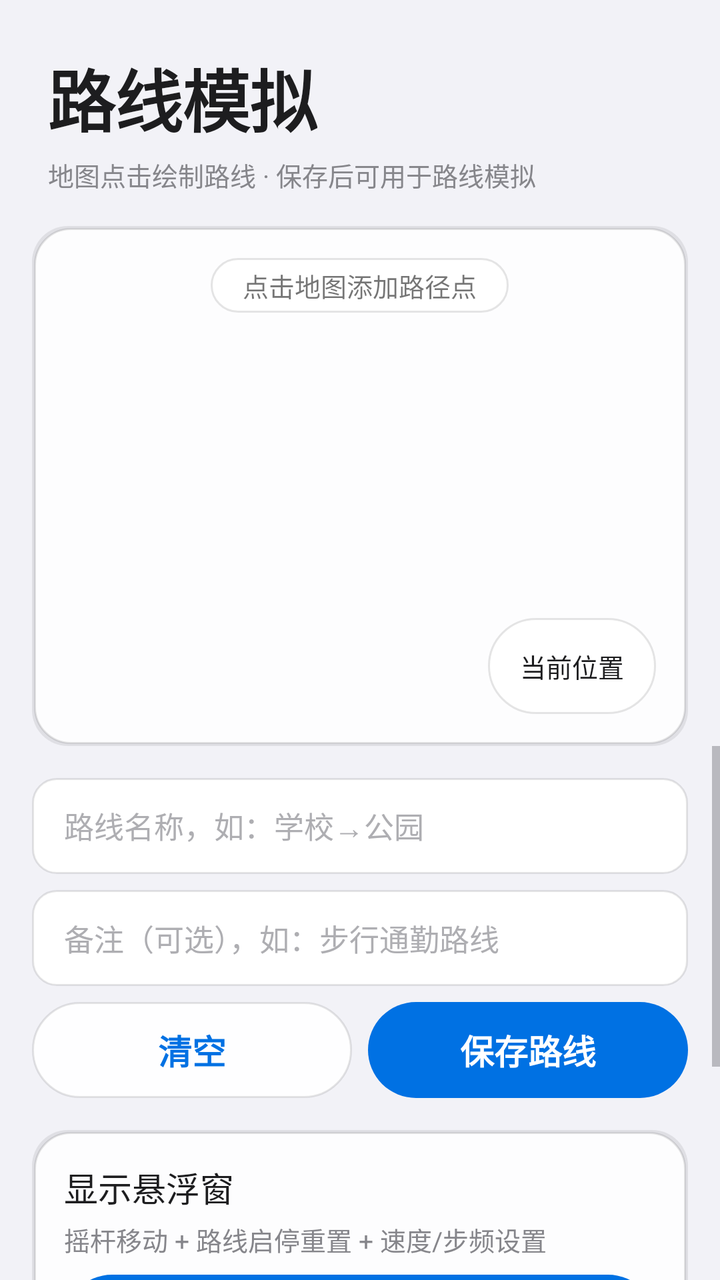
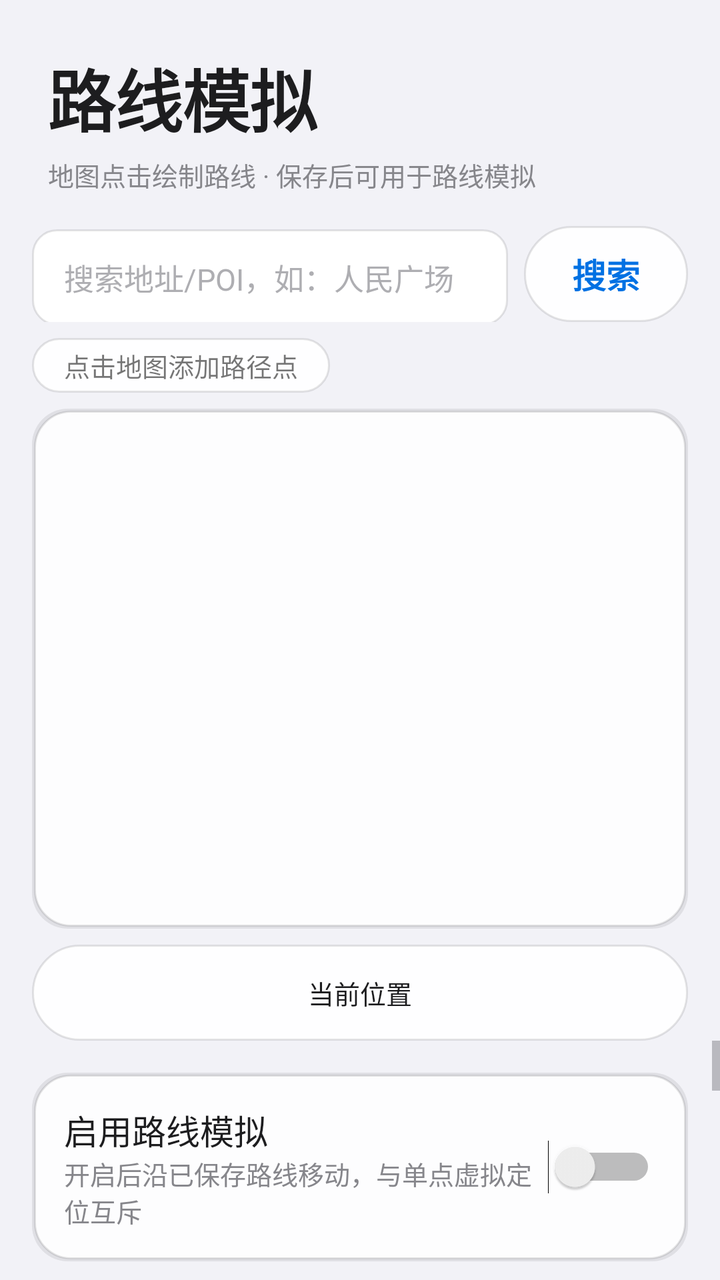

Before-and-after screenshots of an Android layout around one commit, followed by the original layout XML and the change that was made.
<!-- AndroidManifest.xml: application theme Theme.ZVirtualEnv -->
<!-- res/layout/fragment_route.xml -->
<?xml version="1.0" encoding="utf-8"?>
<LinearLayout xmlns:android="http://schemas.android.com/apk/res/android"
    android:layout_width="match_parent"
    android:layout_height="match_parent"
    android:orientation="vertical">

    <LinearLayout
        android:layout_width="match_parent"
        android:layout_height="wrap_content"
        android:orientation="vertical"
        android:paddingStart="@dimen/space_lg"
        android:paddingTop="@dimen/space_lg"
        android:paddingEnd="@dimen/space_lg">

        <TextView
            android:layout_width="wrap_content"
            android:layout_height="wrap_content"
            android:text="@string/route_title"
            style="@style/Text.Hero" />

        <TextView
            android:layout_width="wrap_content"
            android:layout_height="wrap_content"
            android:layout_marginTop="@dimen/space_xs"
            android:text="@string/route_subtitle"
            style="@style/Text.Caption" />
    </LinearLayout>

    <FrameLayout
        android:layout_width="match_parent"
        android:layout_height="260dp"
        android:layout_marginStart="@dimen/space_md"
        android:layout_marginTop="@dimen/space_md"
        android:layout_marginEnd="@dimen/space_md"
        android:background="@drawable/bg_card">

        
        <FrameLayout
            android:id="@+id/mapContainer"
            android:layout_width="match_parent"
            android:layout_height="match_parent" />

        
        <LinearLayout
            android:id="@+id/privacyPrompt"
            android:layout_width="match_parent"
            android:layout_height="match_parent"
            android:background="@color/bg_secondary"
            android:gravity="center"
            android:orientation="vertical"
            android:padding="@dimen/space_lg"
            android:visibility="gone">

            <TextView
                android:layout_width="wrap_content"
                android:layout_height="wrap_content"
                android:gravity="center"
                android:text="@string/route_privacy_prompt"
                android:textColor="@color/text_secondary"
                android:textSize="@dimen/text_body" />
        </LinearLayout>

        
        <TextView
            android:id="@+id/drawHint"
            android:layout_width="wrap_content"
            android:layout_height="wrap_content"
            android:layout_gravity="top|center_horizontal"
            android:layout_marginTop="@dimen/space_md"
            android:background="@drawable/bg_pill_secondary"
            android:paddingStart="@dimen/space_md"
            android:paddingTop="@dimen/space_xs"
            android:paddingEnd="@dimen/space_md"
            android:paddingBottom="@dimen/space_xs"
            android:text="@string/route_draw_hint"
            android:textSize="@dimen/text_caption" />

        
        <Button
            android:id="@+id/locateButton"
            android:layout_width="wrap_content"
            android:layout_height="wrap_content"
            android:layout_gravity="bottom|end"
            android:layout_margin="@dimen/space_md"
            android:background="@drawable/bg_pill_secondary"
            android:minWidth="0dp"
            android:paddingStart="@dimen/space_md"
            android:paddingEnd="@dimen/space_md"
            android:text="@string/route_locate"
            android:textSize="@dimen/text_caption" />
    </FrameLayout>

    <ScrollView
        android:layout_width="match_parent"
        android:layout_height="0dp"
        android:layout_weight="1"
        android:overScrollMode="never">

        <LinearLayout
            android:layout_width="match_parent"
            android:layout_height="wrap_content"
            android:orientation="vertical"
            android:padding="@dimen/space_md">

            <EditText
                android:id="@+id/routeNameInput"
                android:layout_width="match_parent"
                android:layout_height="wrap_content"
                android:hint="@string/route_name_hint"
                style="@style/EditText.Field" />

            <EditText
                android:id="@+id/routeRemarkInput"
                android:layout_width="match_parent"
                android:layout_height="wrap_content"
                android:layout_marginTop="@dimen/space_sm"
                android:hint="@string/route_remark_hint"
                style="@style/EditText.Field" />

            <LinearLayout
                android:layout_width="match_parent"
                android:layout_height="wrap_content"
                android:layout_marginTop="@dimen/space_sm"
                android:orientation="horizontal">

                <Button
                    android:id="@+id/clearButton"
                    android:layout_width="0dp"
                    android:layout_height="wrap_content"
                    android:layout_marginEnd="@dimen/space_xs"
                    android:layout_weight="1"
                    android:text="@string/route_clear"
                    style="@style/Button.Pill.Secondary" />

                <Button
                    android:id="@+id/saveButton"
                    android:layout_width="0dp"
                    android:layout_height="wrap_content"
                    android:layout_marginStart="@dimen/space_xs"
                    android:layout_weight="1"
                    android:text="@string/route_save"
                    style="@style/Button.Pill" />
            </LinearLayout>

            
            <LinearLayout
                android:layout_width="match_parent"
                android:layout_height="wrap_content"
                android:layout_marginTop="@dimen/space_md"
                android:background="@drawable/bg_card"
                android:orientation="vertical"
                android:padding="@dimen/space_md">

                <TextView
                    android:layout_width="wrap_content"
                    android:layout_height="wrap_content"
                    android:text="@string/float_open"
                    style="@style/Text.Headline" />

                <TextView
                    android:layout_width="wrap_content"
                    android:layout_height="wrap_content"
                    android:layout_marginTop="@dimen/space_xs"
                    android:text="@string/float_open_desc"
                    style="@style/Text.Caption" />

                <Button
                    android:id="@+id/floatWindowButton"
                    android:layout_width="match_parent"
                    android:layout_height="wrap_content"
                    android:layout_marginTop="@dimen/space_sm"
                    android:text="@string/float_open"
                    style="@style/Button.Pill" />
            </LinearLayout>

            <LinearLayout
                android:layout_width="match_parent"
                android:layout_height="wrap_content"
                android:layout_marginTop="@dimen/space_md"
                android:background="@drawable/bg_card"
                android:orientation="vertical"
                android:padding="@dimen/space_md">

                <TextView
                    android:layout_width="wrap_content"
                    android:layout_height="wrap_content"
                    android:text="@string/route_saved_title"
                    style="@style/Text.Headline" />

                <TextView
                    android:id="@+id/savedRoutesEmpty"
                    android:layout_width="match_parent"
                    android:layout_height="wrap_content"
                    android:layout_marginTop="@dimen/space_sm"
                    android:text="@string/route_saved_empty"
                    android:textColor="@color/text_secondary"
                    style="@style/Text.Caption" />

                <LinearLayout
                    android:id="@+id/savedRouteList"
                    android:layout_width="match_parent"
                    android:layout_height="wrap_content"
                    android:orientation="vertical" />
            </LinearLayout>
        </LinearLayout>
    </ScrollView>
</LinearLayout>
<!-- resources referenced by this layout -->
<resources>
  <color name="bg_secondary">#FFFFFF</color>
  <color name="text_secondary">#86868B</color>
  <dimen name="space_lg">24dp</dimen>
  <dimen name="space_md">16dp</dimen>
  <dimen name="space_sm">8dp</dimen>
  <dimen name="space_xs">4dp</dimen>
  <dimen name="text_body">15sp</dimen>
  <dimen name="text_caption">13sp</dimen>
  <string name="float_open">显示悬浮窗</string>
  <string name="float_open_desc">摇杆移动 + 路线启停重置 + 速度/步频设置</string>
  <string name="route_clear">清空</string>
  <string name="route_draw_hint">点击地图添加路径点</string>
  <string name="route_locate">当前位置</string>
  <string name="route_name_hint">路线名称，如：学校→公园</string>
  <string name="route_privacy_prompt">地图功能需要先阅读并同意高德隐私政策\n请前往「设置」页勾选同意后返回</string>
  <string name="route_remark_hint">备注（可选），如：步行通勤路线</string>
  <string name="route_save">保存路线</string>
  <string name="route_saved_empty">暂无已保存路线</string>
  <string name="route_saved_title">已保存路线</string>
  <string name="route_subtitle">地图点击绘制路线 · 保存后可用于路线模拟</string>
  <string name="route_title">路线模拟</string>
  <style name="Button.Pill" parent="">
          <item name="android:background">@drawable/bg_pill</item>
          <item name="android:minHeight">@dimen/touch_min</item>
          <item name="android:textColor">@color/bg_secondary</item>
          <item name="android:textSize">@dimen/text_headline</item>
          <item name="android:textStyle">bold</item>
          <item name="android:stateListAnimator">@null</item>
          <item name="android:paddingStart">@dimen/space_lg</item>
          <item name="android:paddingEnd">@dimen/space_lg</item>
      </style>
  <style name="EditText.Field" parent="">
          <item name="android:background">@drawable/bg_field</item>
          <item name="android:minHeight">@dimen/touch_min</item>
          <item name="android:paddingStart">@dimen/space_md</item>
          <item name="android:paddingEnd">@dimen/space_md</item>
          <item name="android:textSize">@dimen/text_body</item>
          <item name="android:textColor">@color/text_primary</item>
          <item name="android:textColorHint">@color/text_tertiary</item>
      </style>
  <style name="Text.Caption" parent="android:TextAppearance.Material">
          <item name="android:textSize">@dimen/text_caption</item>
          <item name="android:textColor">@color/text_secondary</item>
      </style>
  <style name="Text.Headline" parent="android:TextAppearance.Material">
          <item name="android:textSize">@dimen/text_headline</item>
          <item name="android:textStyle">normal</item>
          <item name="android:textColor">@color/text_primary</item>
      </style>
  <style name="Text.Hero" parent="android:TextAppearance.Material">
          <item name="android:textSize">@dimen/text_hero</item>
          <item name="android:textStyle">bold</item>
          <item name="android:textColor">@color/text_primary</item>
          <item name="android:letterSpacing">-0.01</item>
      </style>
  <dimen name="radius_card">18dp</dimen>
  <color name="glass_shadow">#14000000</color>
  <color name="card_fill">#F2FFFFFF</color>
  <color name="card_border">#1A000000</color>
  <dimen name="radius_pill">980dp</dimen>
  <color name="bg_tertiary">#E5E5EA</color>
  <dimen name="touch_min">48dp</dimen>
  <dimen name="text_headline">17sp</dimen>
  <color name="accent">#0071E3</color>
  <color name="text_primary">#1D1D1F</color>
  <color name="text_tertiary">#AEAEB2</color>
  <dimen name="text_hero">34sp</dimen>
  <color name="bg_primary">#F2F2F7</color>
  <color name="accent_press">#0A5DC2</color>
  <dimen name="radius_control">12dp</dimen>
  <!-- unchanged entries left out for length: 6 -->
</resources>

<!-- the commit's change to res/layout/fragment_route.xml (unified diff, before → after) -->
@@ -26,11 +26,69 @@
             style="@style/Text.Caption" />
     </LinearLayout>
 
+    
+    <LinearLayout
+        android:layout_width="match_parent"
+        android:layout_height="wrap_content"
+        android:layout_marginStart="@dimen/space_md"
+        android:layout_marginTop="@dimen/space_md"
+        android:layout_marginEnd="@dimen/space_md"
+        android:orientation="horizontal">
+
+        <EditText
+            android:id="@+id/searchInput"
+            android:layout_width="0dp"
+            android:layout_height="wrap_content"
+            android:layout_weight="1"
+            android:hint="@string/location_search_hint"
+            android:imeOptions="actionSearch"
+            android:inputType="text"
+            android:maxLines="1"
+            style="@style/EditText.Field" />
+
+        <Button
+            android:id="@+id/searchButton"
+            android:layout_width="wrap_content"
+            android:layout_height="wrap_content"
+            android:layout_marginStart="@dimen/space_sm"
+            android:minWidth="0dp"
+            android:text="@string/location_search"
+            style="@style/Button.Pill.Secondary" />
+    </LinearLayout>
+
+    
+    <LinearLayout
+        android:id="@+id/searchResults"
+        android:layout_width="match_parent"
+        android:layout_height="wrap_content"
+        android:layout_marginStart="@dimen/space_md"
+        android:layout_marginTop="@dimen/space_sm"
+        android:layout_marginEnd="@dimen/space_md"
+        android:background="@drawable/bg_card"
+        android:orientation="vertical"
+        android:visibility="gone" />
+
+    
+    <TextView
+        android:id="@+id/drawHint"
+        android:layout_width="wrap_content"
+        android:layout_height="wrap_content"
+        android:layout_marginStart="@dimen/space_md"
+        android:layout_marginTop="@dimen/space_sm"
+        android:layout_marginEnd="@dimen/space_md"
+        android:background="@drawable/bg_pill_secondary"
+        android:paddingStart="@dimen/space_md"
+        android:paddingTop="@dimen/space_xs"
+        android:paddingEnd="@dimen/space_md"
+        android:paddingBottom="@dimen/space_xs"
+        android:text="@string/route_draw_hint"
+        android:textSize="@dimen/text_caption" />
+
     <FrameLayout
         android:layout_width="match_parent"
         android:layout_height="260dp"
         android:layout_marginStart="@dimen/space_md"
-        android:layout_marginTop="@dimen/space_md"
+        android:layout_marginTop="@dimen/space_sm"
         android:layout_marginEnd="@dimen/space_md"
         android:background="@drawable/bg_card">
 
@@ -59,36 +117,20 @@
                 android:textColor="@color/text_secondary"
                 android:textSize="@dimen/text_body" />
         </LinearLayout>
-
-        
-        <TextView
-            android:id="@+id/drawHint"
-            android:layout_width="wrap_content"
-            android:layout_height="wrap_content"
-            android:layout_gravity="top|center_horizontal"
-            android:layout_marginTop="@dimen/space_md"
-            android:background="@drawable/bg_pill_secondary"
-            android:paddingStart="@dimen/space_md"
-            android:paddingTop="@dimen/space_xs"
-            android:paddingEnd="@dimen/space_md"
-            android:paddingBottom="@dimen/space_xs"
-            android:text="@string/route_draw_hint"
-            android:textSize="@dimen/text_caption" />
-
-        
-        <Button
-            android:id="@+id/locateButton"
-            android:layout_width="wrap_content"
-            android:layout_height="wrap_content"
-            android:layout_gravity="bottom|end"
-            android:layout_margin="@dimen/space_md"
-            android:background="@drawable/bg_pill_secondary"
-            android:minWidth="0dp"
-            android:paddingStart="@dimen/space_md"
-            android:paddingEnd="@dimen/space_md"
-            android:text="@string/route_locate"
-            android:textSize="@dimen/text_caption" />
     </FrameLayout>
+
+    
+    <Button
+        android:id="@+id/locateButton"
+        android:layout_width="match_parent"
+        android:layout_height="wrap_content"
+        android:layout_marginStart="@dimen/space_md"
+        android:layout_marginTop="@dimen/space_sm"
+        android:layout_marginEnd="@dimen/space_md"
+        android:background="@drawable/bg_pill_secondary"
+        android:minWidth="0dp"
+        android:text="@string/route_locate"
+        android:textSize="@dimen/text_caption" />
 
     <ScrollView
         android:layout_width="match_parent"
@@ -102,10 +144,54 @@
             android:orientation="vertical"
             android:padding="@dimen/space_md">
 
+            
+            <LinearLayout
+                android:layout_width="match_parent"
+                android:layout_height="wrap_content"
+                android:background="@drawable/bg_card"
+                android:gravity="center_vertical"
+                android:orientation="horizontal"
+                android:padding="@dimen/space_md">
+
+                <LinearLayout
+                    android:layout_width="0dp"
+                    android:layout_height="wrap_content"
+                    android:layout_weight="1"
+                    android:orientation="vertical">
+
+                    <TextView
+                        android:layout_width="wrap_content"
+                        android:layout_height="wrap_content"
+                        android:text="@string/route_switch_title"
+                        style="@style/Text.Headline" />
+
+                    <TextView
+                        android:layout_width="wrap_content"
+                        android:layout_height="wrap_content"
+                        android:text="@string/route_switch_desc"
+                        style="@style/Text.Caption" />
+                </LinearLayout>
+
+                <Switch
+                    android:id="@+id/routeEnableSwitch"
+                    android:layout_width="wrap_content"
+                    android:layout_height="wrap_content" />
+            </LinearLayout>
+
+            
+            <TextView
+                android:id="@+id/routeStatusText"
+                android:layout_width="match_parent"
+                android:layout_height="wrap_content"
+                android:layout_marginTop="@dimen/space_sm"
+                android:text="@string/route_status_idle"
+                style="@style/Text.Caption" />
+
             <EditText
                 android:id="@+id/routeNameInput"
                 android:layout_width="match_parent"
                 android:layout_height="wrap_content"
+                android:layout_marginTop="@dimen/space_sm"
                 android:hint="@string/route_name_hint"
                 style="@style/EditText.Field" />
 
<!-- resource entries referenced after the edit -->
@@ -10,6 +10,8 @@
   <dimen name="text_caption">13sp</dimen>
   <string name="float_open">显示悬浮窗</string>
   <string name="float_open_desc">摇杆移动 + 路线启停重置 + 速度/步频设置</string>
+  <string name="location_search">搜索</string>
+  <string name="location_search_hint">搜索地址/POI，如：人民广场</string>
   <string name="route_clear">清空</string>
   <string name="route_draw_hint">点击地图添加路径点</string>
   <string name="route_locate">当前位置</string>
@@ -19,7 +21,10 @@
   <string name="route_save">保存路线</string>
   <string name="route_saved_empty">暂无已保存路线</string>
   <string name="route_saved_title">已保存路线</string>
+  <string name="route_status_idle">路线未运行</string>
   <string name="route_subtitle">地图点击绘制路线 · 保存后可用于路线模拟</string>
+  <string name="route_switch_desc">开启后沿已保存路线移动，与单点虚拟定位互斥</string>
+  <string name="route_switch_title">启用路线模拟</string>
   <string name="route_title">路线模拟</string>
   <style name="Button.Pill" parent="">
           <item name="android:background">@drawable/bg_pill</item>
